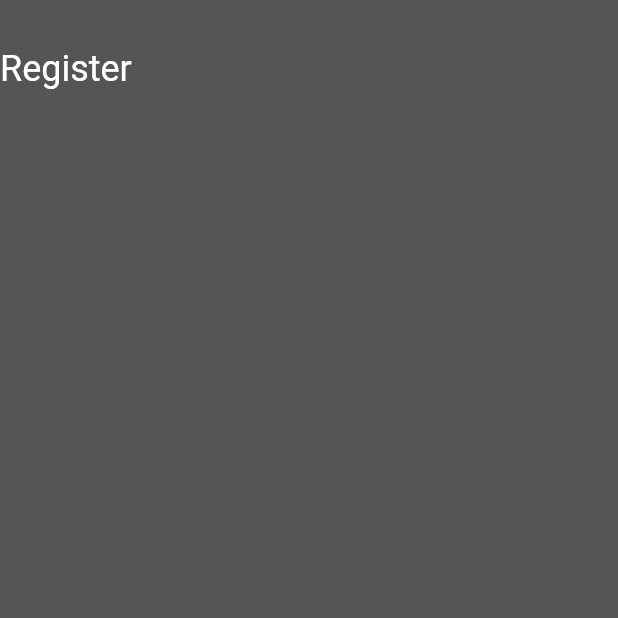
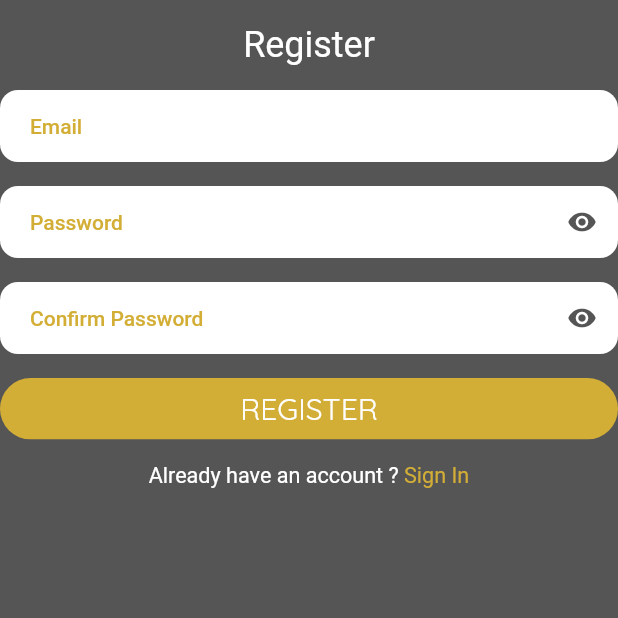
Before and after one commit to GGolfz/Setthi, a Flutter app: the RegisterForm screen opened directly, on a phone screen of 412 x 824 dp, the top half of it. Run offline on Flutter 3.47's test engine with Material 2 defaults, Android fonts, the phone set to English and light mode, and no system bars; our stand-ins replace google_fonts.

Commit message:
add: register form bottom modal :sparkles:

```diff
--- a/lib/config/color.dart
+++ b/lib/config/color.dart
@@ -22,6 +22,7 @@ const kGold100 = const Color(0xFFFFF9EE);
 const kGold200 = const Color(0xFFF4DF99);
 const kGold400 = const Color(0xFFE4BF45);
 const kGold500 = const Color(0xFFD3AE36);
+const kRed200 = const Color(0xFFFF5555);
 const kRed400 = const Color(0xFFE02929);
 const kGreen500 = const Color(0xFF229C45);
 const kTitleGradient = const LinearGradient(
--- /dev/null
+++ b/lib/widgets/auth/authTextField.dart
@@ -0,0 +1,88 @@
+import 'package:flutter/material.dart';
+import 'package:setthi/config/color.dart';
+import 'package:setthi/config/constants.dart';
+import 'package:setthi/modal/authType.dart';
+
+class AuthTextField extends StatefulWidget {
+  @override
+  final Key key;
+  final TextEditingController textController;
+  final String placeholder;
+  final AuthTextFieldType type;
+  final bool isOptional;
+  final String compareText;
+
+  AuthTextField(
+      {@required this.textController,
+      @required this.placeholder,
+      @required this.type,
+      this.key,
+      this.isOptional = false,
+      this.compareText = ''});
+  @override
+  _AuthTextFieldState createState() => _AuthTextFieldState();
+}
+
+class _AuthTextFieldState extends State<AuthTextField> {
+  var _isHiddenText = true;
+
+  void setHidden() {
+    setState(() {
+      _isHiddenText = !_isHiddenText;
+    });
+  }
+
+  bool isPassword() {
+    return (widget.type == AuthTextFieldType.password) ||
+        (widget.type == AuthTextFieldType.confirmPassword);
+  }
+
+  @override
+  Widget build(BuildContext context) {
+    return TextFormField(
+      validator: (val) {
+        if (val.isEmpty && !widget.isOptional) {
+          return '${widget.placeholder} is Required';
+        }
+        if (isPassword()) {
+          if (val.length < 8) {
+            return 'Password must have a least 8 character';
+          }
+        }
+        if (widget.type == AuthTextFieldType.confirmPassword) {
+          if (val != widget.compareText) {
+            return 'Password is not match';
+          }
+        }
+        return null;
+      },
+      controller: widget.textController,
+      obscureText: isPassword() && _isHiddenText,
+      decoration: InputDecoration(
+          border: OutlineInputBorder(
+              borderRadius: kBorderRadiusXS * 1.5, borderSide: BorderSide.none),
+          filled: true,
+          fillColor: kNeutralWhite,
+          hintText: widget.placeholder,
+          hintStyle:
+              Theme.of(context).textTheme.bodyText1.copyWith(color: kGold500),
+          contentPadding: EdgeInsets.symmetric(
+            horizontal: kSizeS * 1.25,
+          ),
+          suffixIcon: isPassword()
+              ? IconButton(
+                  iconSize: kSizeS * 1.25,
+                  icon: _isHiddenText
+                      ? Icon(Icons.visibility)
+                      : Icon(Icons.visibility_off),
+                  onPressed: setHidden,
+                  color: kNeutral450,
+                )
+              : null,
+          errorStyle: TextStyle(
+              fontSize: kSizeXS * 1.25,
+              color: kRed200,
+              fontWeight: FontWeight.w500)),
+    );
+  }
+}
--- a/lib/widgets/auth/registerForm.dart
+++ b/lib/widgets/auth/registerForm.dart
@@ -1,21 +1,26 @@
 import 'package:flutter/material.dart';
 import 'package:setthi/config/color.dart';
 import 'package:setthi/config/constants.dart';
+import 'package:setthi/modal/authType.dart';
+import 'package:setthi/widgets/auth/authTextField.dart';
+import 'package:setthi/widgets/buttons/primaryButton.dart';
 
 class RegisterForm extends StatefulWidget {
+  final Function changeModal;
+  const RegisterForm({this.changeModal});
   @override
   _RegisterFormState createState() => _RegisterFormState();
 }
 
 class _RegisterFormState extends State<RegisterForm> {
-  final _username = TextEditingController();
+  final _email = TextEditingController();
   final _password = TextEditingController();
   final _confirmPassword = TextEditingController();
   final _formKey = GlobalKey<FormState>();
   bool _isLoading = false;
   @override
   void dispose() {
-    _username.dispose();
+    _email.dispose();
     _password.dispose();
     _confirmPassword.dispose();
 
@@ -30,16 +35,56 @@ class _RegisterFormState extends State<RegisterForm> {
         child: SingleChildScrollView(
           child: Column(
             children: [
-              kSizedBoxVerticalM,
+              kSizedBoxVerticalS,
               Text(
                 "Register",
                 style: TextStyle(color: kNeutralWhite, fontSize: kSizeS * 1.5),
               ),
-              kSizedBoxVerticalM,
+              kSizedBoxVerticalS,
               Form(
                 key: _formKey,
                 child: Column(
-                  children: [],
+                  children: [
+                    AuthTextField(
+                        textController: _email,
+                        placeholder: "Email",
+                        type: AuthTextFieldType.email),
+                    kSizedBoxVerticalS,
+                    AuthTextField(
+                        textController: _password,
+                        placeholder: "Password",
+                        type: AuthTextFieldType.password),
+                    kSizedBoxVerticalS,
+                    AuthTextField(
+                        textController: _confirmPassword,
+                        placeholder: "Confirm Password",
+                        type: AuthTextFieldType.confirmPassword),
+                    kSizedBoxVerticalS,
+                    PrimaryButton(
+                        text: "REGISTER",
+                        onPressed: () {
+                          _formKey.currentState.validate();
+                        }),
+                    kSizedBoxVerticalS,
+                    GestureDetector(
+                      onTap: () {
+                        widget.changeModal(AuthType.login);
+                      },
+                      child: RichText(
+                        text: TextSpan(children: [
+                          TextSpan(
+                              text: "Already have an account ? ",
+                              style: TextStyle(
+                                  color: kNeutralWhite,
+                                  fontSize: kSizeXS * 1.8)),
+                          TextSpan(
+                              text: "Sign In",
+                              style: TextStyle(
+                                  color: kGold500, fontSize: kSizeXS * 1.8))
+                        ]),
+                      ),
+                    ),
+                  ],
                 ),
               )
             ],
```
Also changed, not shown: 1 other file.
